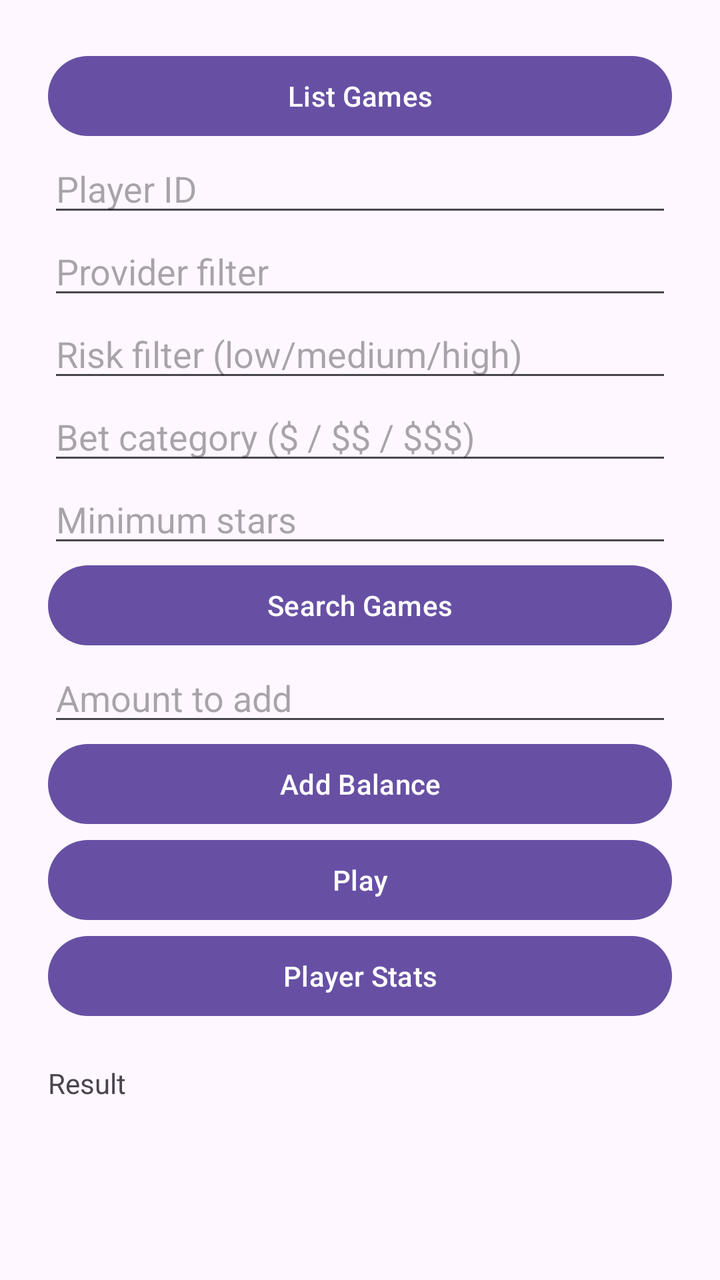
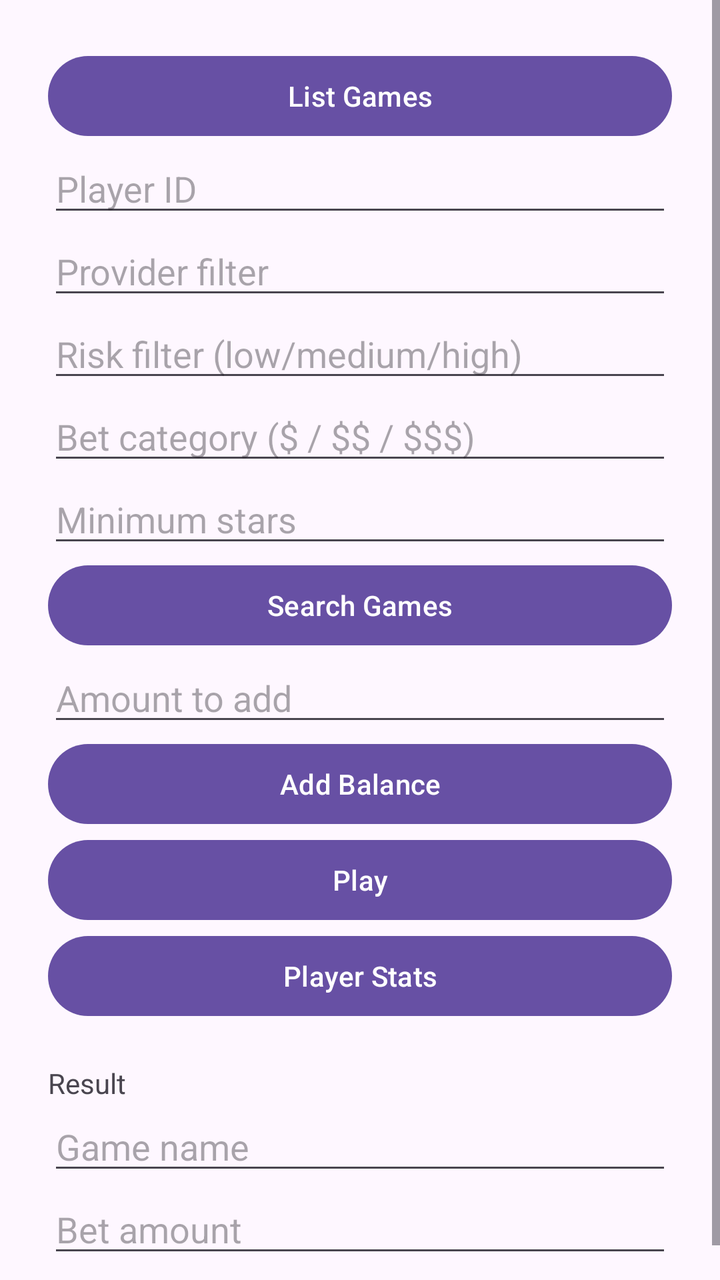

An Android layout rendered at two revisions. The XML below is the earlier revision; the diff shows what the commit changed to produce the second picture.
<!-- AndroidManifest.xml: application theme Theme.Android -->
<!-- res/layout/activity_main.xml -->
<ScrollView xmlns:android="http://schemas.android.com/apk/res/android"
    android:layout_width="match_parent"
    android:layout_height="match_parent">
<LinearLayout xmlns:android="http://schemas.android.com/apk/res/android"
    android:layout_width="match_parent"
    android:layout_height="match_parent"
    android:orientation="vertical"
    android:padding="24dp">



    <Button
        android:id="@+id/listGamesButton"
        android:layout_width="match_parent"
        android:layout_height="wrap_content"
        android:text="List Games" />


    <EditText
        android:id="@+id/playerIdInput"
        android:layout_width="match_parent"
        android:layout_height="wrap_content"
        android:hint="Player ID" />

    <EditText
        android:id="@+id/providerInput"
        android:layout_width="match_parent"
        android:layout_height="wrap_content"
        android:hint="Provider filter" />

    <EditText
        android:id="@+id/riskInput"
        android:layout_width="match_parent"
        android:layout_height="wrap_content"
        android:hint="Risk filter (low/medium/high)" />

    <EditText
        android:id="@+id/categoryInput"
        android:layout_width="match_parent"
        android:layout_height="wrap_content"
        android:hint="Bet category ($ / $$ / $$$)" />

    <EditText
        android:id="@+id/minStarsInput"
        android:layout_width="match_parent"
        android:layout_height="wrap_content"
        android:hint="Minimum stars"
        android:inputType="number" />

    <Button
        android:id="@+id/searchGamesButton"
        android:layout_width="match_parent"
        android:layout_height="wrap_content"
        android:text="Search Games" />

    <EditText
        android:id="@+id/balanceInput"
        android:layout_width="match_parent"
        android:layout_height="wrap_content"
        android:hint="Amount to add"
        android:inputType="numberDecimal" />

    <Button
        android:id="@+id/addBalanceButton"
        android:layout_width="match_parent"
        android:layout_height="wrap_content"
        android:text="Add Balance" />

    <Button
        android:id="@+id/playButton"
        android:layout_width="match_parent"
        android:layout_height="wrap_content"
        android:text="Play" />

    <Button
        android:id="@+id/playerStatsButton"
        android:layout_width="match_parent"
        android:layout_height="wrap_content"
        android:text="Player Stats" />

    <TextView
        android:id="@+id/resultText"
        android:layout_width="match_parent"
        android:layout_height="wrap_content"
        android:paddingTop="20dp"
        android:text="Result" />


</LinearLayout>
</ScrollView>
<!-- resources referenced by this layout -->
<resources>
  <style name="Theme.Android" parent="Base.Theme.Android" />
  <style name="Base.Theme.Android" parent="Theme.Material3.DayNight.NoActionBar">
          
          
      </style>
</resources>

<!-- the commit's change to res/layout/activity_main.xml (unified diff, before → after) -->
@@ -85,6 +85,19 @@
         android:paddingTop="20dp"
         android:text="Result" />
 
+    <EditText
+        android:id="@+id/gameNameInput"
+        android:layout_width="match_parent"
+        android:layout_height="wrap_content"
+        android:hint="Game name" />
+
+    <EditText
+        android:id="@+id/betAmountInput"
+        android:layout_width="match_parent"
+        android:layout_height="wrap_content"
+        android:hint="Bet amount"
+        android:inputType="numberDecimal" />
+
 
 </LinearLayout>
 </ScrollView>
